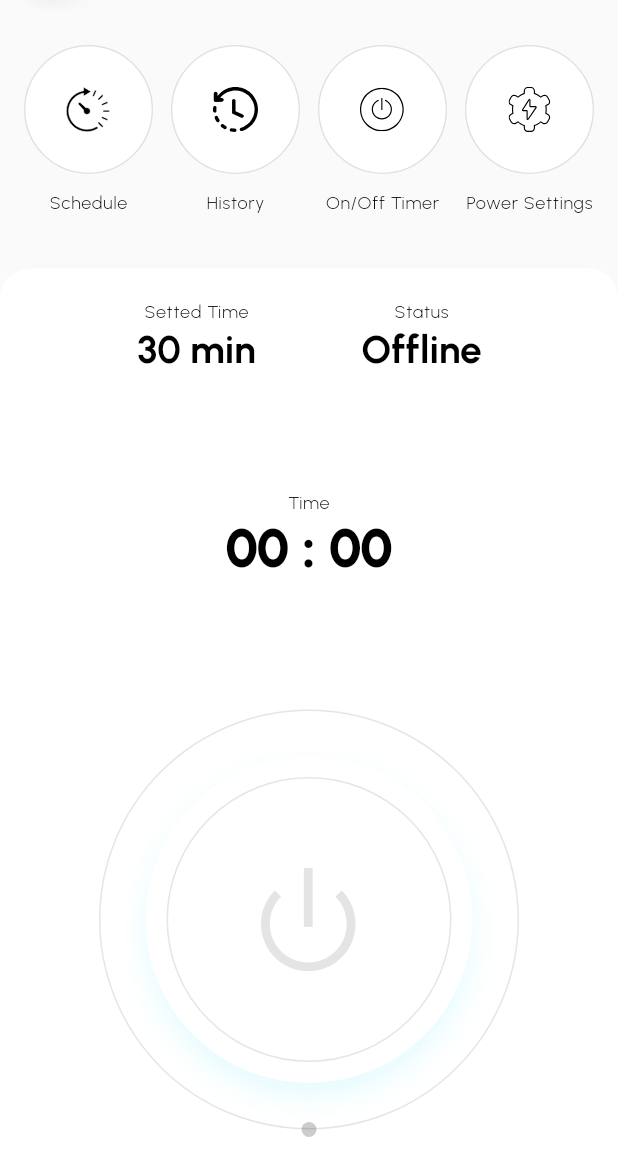
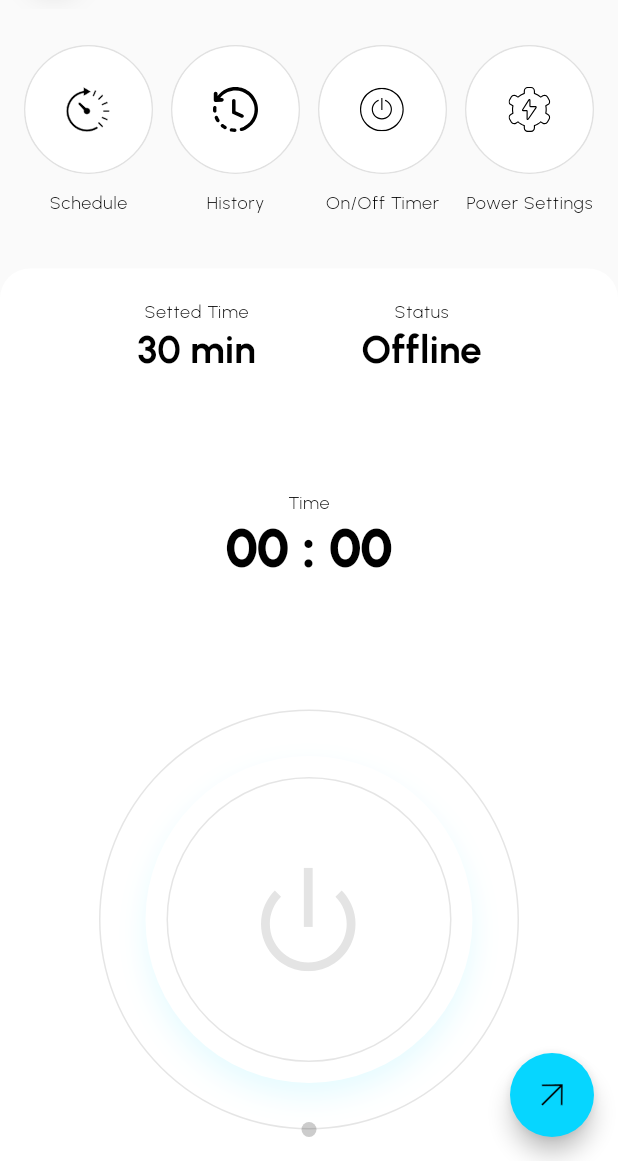
Before and after one commit to n1h41/oflow-flutter-app, a Flutter app: the DeviceView screen opened directly with empty values, on a phone screen of 412 x 824 dp, the part 75-1236 px from its top. Run offline on Flutter 3.47's test engine with Material 3 defaults, Android fonts, the phone set to English and light mode, and no system bars; our stand-ins replace convert, dartz, dio, flutter_bloc, flutter_svg, freezed_annotation and 4 more; missing offline and left inert: amplify_auth_cognito, amplify_authenticator, amplify_flutter, mqtt5_client, wheel_picker; accounts and stored records are empty; statements that could not run were skipped; key blocks and very long unbroken strings in the code were emptied for the run.

Commit message:
implemented mqtt topic subscription to device view also to track pump working status and online status

```diff
--- a/lib/core/router/router.dart
+++ b/lib/core/router/router.dart
@@ -29,7 +29,9 @@ class AppRouter {
             routes: [
               GoRoute(
                 path: '/history',
-                builder: (context, state) => const HistoryView(),
+                builder: (context, state) => HistoryView(
+                  deviceMac: state.pathParameters['deviceMac']!,
+                ),
               ),
               GoRoute(
                 path: '/schedule',
--- /dev/null
+++ b/lib/features/device/domain/entity/power_entity.dart
@@ -0,0 +1,15 @@
+import 'package:freezed_annotation/freezed_annotation.dart';
+
+part 'generated/power_entity.freezed.dart';
+part 'generated/power_entity.g.dart';
+
+@freezed
+class PowerEntity with _$PowerEntity {
+  const factory PowerEntity({
+    required String p,
+    required String o,
+  }) = _PowerEntity;
+
+  factory PowerEntity.fromJson(Map<String, dynamic> json) =>
+      _$PowerEntityFromJson(json);
+}
--- a/lib/features/device/presentation/mixins/mqtt_mixin.dart
+++ b/lib/features/device/presentation/mixins/mqtt_mixin.dart
@@ -12,7 +12,6 @@ mixin MqttMixin {
 
   late final MqttServerClient client;
 
-  var devicMac = "C4DEE2879A60";
   var identityId = '';
   var signedUrl = '';
 
--- a/lib/features/device/presentation/views/device_view.dart
+++ b/lib/features/device/presentation/views/device_view.dart
@@ -1,9 +1,12 @@
 // ignore_for_file: deprecated_member_use
+
+import 'dart:convert';
 
 import 'package:flutter/material.dart';
 import 'package:flutter_svg/svg.dart';
 import 'package:go_router/go_router.dart';
 import 'package:mqtt5_client/mqtt5_client.dart';
+import 'package:oflow/features/device/domain/entity/power_entity.dart';
 
 import '../../../../core/constants/assets.dart';
 import '../../../../core/constants/colors.dart';
@@ -27,15 +30,22 @@ class DeviceView extends StatefulWidget {
 class _DeviceViewState extends State<DeviceView> with MqttMixin {
   late final ValueNotifier<bool> timerStatusNotifier;
 
+  late final ValueNotifier<bool> isLoadingNotifier;
+  late final ValueNotifier<PowerEntity> statusDataNotifier;
+
   @override
   void initState() {
     super.initState();
     timerStatusNotifier = ValueNotifier<bool>(false);
+    isLoadingNotifier = ValueNotifier<bool>(true);
+    statusDataNotifier =
+        ValueNotifier<PowerEntity>(const PowerEntity(p: "0", o: "0"));
     _initMqtt();
   }
 
   _initMqtt() async {
     await configureMqttClient();
+    _listenForMessages();
   }
 
   @override
@@ -172,15 +182,19 @@ class _DeviceViewState extends State<DeviceView> with MqttMixin {
                               "Status",
                               style: Theme.of(context).textTheme.labelSmall,
                             ),
-                            Text(
-                              "Offline",
+                            ValueListenableBuilder(
+                                valueListenable: statusDataNotifier,
+                                builder: (context, statusData, _) {
+                                  return Text(
+                                    statusData.o == "1" ? "Online" : "Offline",
                                     style: Theme.of(context)
                                         .textTheme
                                         .headlineSmall
                                         ?.copyWith(
                                           fontWeight: FontWeight.w700,
                                         ),
-                            ),
+                                  );
+                                }),
                           ],
                         ),
                       ),
@@ -233,19 +247,19 @@ class _DeviceViewState extends State<DeviceView> with MqttMixin {
                               ],
                             ),
                             child: ValueListenableBuilder(
-                                valueListenable: timerStatusNotifier,
-                                builder: (context, timerStatus, _) {
+                                valueListenable: statusDataNotifier,
+                                builder: (context, statusData, _) {
                                   return Center(
                                     child: InkWell(
                                       onTap: () {
-                                        timerStatusNotifier.value =
-                                            !timerStatus;
+                                        /* timerStatusNotifier.value =
+                                            !timerStatus; */
                                       },
                                       child: Container(
                                         width: 190,
                                         height: 190,
                                         decoration: BoxDecoration(
-                                          color: timerStatus
+                                          color: statusData.p == "1"
                                               ? KAppColors.accent
                                               : KAppColors.containerBackground,
                                           shape: BoxShape.circle,
@@ -256,7 +270,7 @@ class _DeviceViewState extends State<DeviceView> with MqttMixin {
                                         child: Center(
                                           child: SvgPicture.asset(
                                             KAppAssets.power,
-                                            color: timerStatus
+                                            color: statusData.p == "1"
                                                 ? KAppColors.textWhite
                                                 : null,
                                           ),
@@ -295,18 +309,34 @@ class _DeviceViewState extends State<DeviceView> with MqttMixin {
           ),
         ],
       ),
+      floatingActionButton: FloatingActionButton(
+        backgroundColor: KAppColors.accent,
+        shape: const CircleBorder(),
+        onPressed: () {
+          _checkIfDevicIsOnline();
+        },
+        child: SvgPicture.asset(KAppAssets.neArrow),
+      ),
     );
+  }
+
+  @override
+  void dispose() {
+    client.unsubscribeStringTopic("${widget.deviceMac}/status");
+    client.disconnect();
+    super.dispose();
   }
 
   _listenForMessages() {
     client.updates.listen(
       (event) {
         for (var message in event) {
+          isLoadingNotifier.value = true;
           MqttPublishMessage msg = message.payload as MqttPublishMessage;
           final pt = MqttUtilities.bytesToStringAsString(msg.payload.message!);
-          /* var splittedValue = pt.split(',');
-          splittedValue.removeLast();
-          splittedValue = splittedValue.reversed.toList(); */
+          debugPrint("MQTT Message: $pt");
+          statusDataNotifier.value = PowerEntity.fromJson(jsonDecode(pt));
+          isLoadingNotifier.value = false;
         }
       },
     );
@@ -315,6 +345,19 @@ class _DeviceViewState extends State<DeviceView> with MqttMixin {
   }
 
   _subscribeToTopic() {
-    client.subscribe("C4DEE2879A60/status", MqttQos.atLeastOnce);
+    client.subscribe("${widget.deviceMac}/status", MqttQos.atLeastOnce);
+  }
+
+  _checkIfDevicIsOnline() {
+    // INFO: Publish to the topic
+    // conevert json string to uint8buffer
+    final payload = MqttPayloadBuilder();
+    payload.addString(jsonEncode(const PowerEntity(p: "1", o: "1").toJson()));
+    final messageIdentifier = client.publishMessage(
+      "${widget.deviceMac}/status",
+      MqttQos.atLeastOnce,
+      payload.payload!,
+    );
+    debugPrint("Message Identifier: $messageIdentifier");
   }
 }
```
Also changed, not shown: lib/features/device/presentation/views/history_view.dart (+6 -3 lines), lib/features/device/domain/entity/generated/power_entity.freezed.dart (added), lib/features/device/domain/entity/generated/power_entity.g.dart (added). Lines whose indentation alone changed are shown as unchanged.
